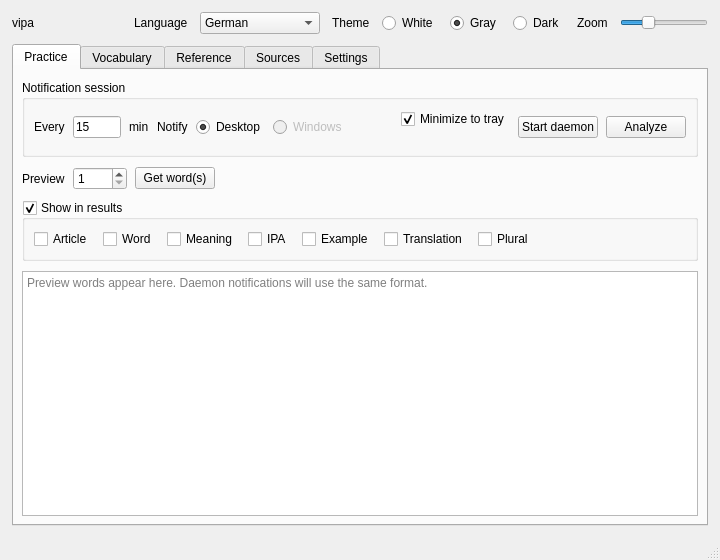
Before: the Qt Designer form ui/main_window.ui in denizisik1/silent-vocabulary, drawn with Qt 5.
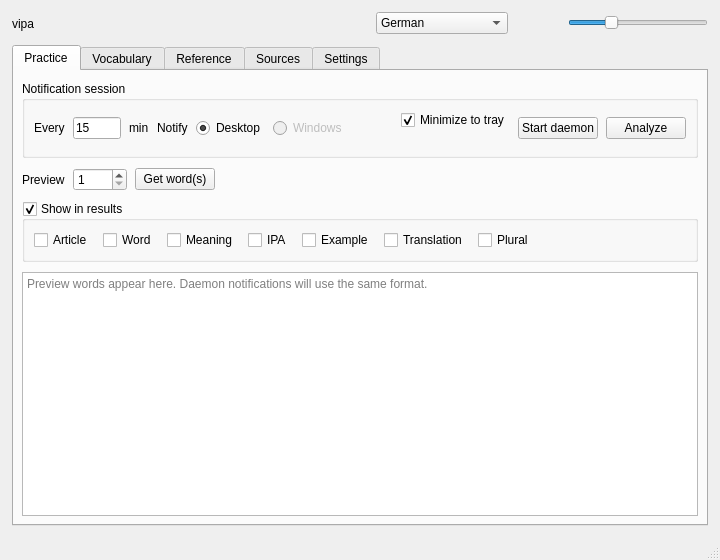
After: the same form once the commit is applied.

Commit message: feat(ui): replace theme selector and misc changes

The edit to the form file:
```diff
--- a/ui/main_window.ui
+++ b/ui/main_window.ui
@@ -40,7 +40,7 @@
      <widget class="QWidget" name="headerWidget">
       <layout class="QHBoxLayout" name="headerLayout">
        <property name="spacing">
-        <number>12</number>
+        <number>18</number>
        </property>
        <property name="leftMargin">
         <number>0</number>
@@ -74,18 +74,11 @@
          </property>
         </spacer>
        </item>
-       <item>
-        <widget class="QLabel" name="label">
-         <property name="text">
-          <string>Language</string>
-         </property>
-        </widget>
-       </item>
        <item>
         <widget class="QComboBox" name="comboBox">
          <property name="minimumSize">
           <size>
-           <width>120</width>
+           <width>132</width>
            <height>0</height>
           </size>
          </property>
@@ -97,54 +90,29 @@
         </widget>
        </item>
        <item>
-        <widget class="QLabel" name="label_theme">
-         <property name="text">
+        <widget class="QToolButton" name="toolButton_theme">
+         <property name="toolTip">
           <string>Theme</string>
          </property>
-        </widget>
-       </item>
-       <item>
-        <widget class="QRadioButton" name="radioButton_themeWhite">
          <property name="text">
-          <string>White</string>
+          <string/>
          </property>
-        </widget>
-       </item>
-       <item>
-        <widget class="QRadioButton" name="radioButton_themeGray">
-         <property name="text">
-          <string>Gray</string>
-         </property>
-         <property name="checked">
+         <property name="autoRaise">
           <bool>true</bool>
          </property>
         </widget>
        </item>
-       <item>
-        <widget class="QRadioButton" name="radioButton_themeDark">
-         <property name="text">
-          <string>Dark</string>
-         </property>
-        </widget>
-       </item>
-       <item>
-        <widget class="QLabel" name="label_7">
-         <property name="text">
-          <string>Zoom</string>
-         </property>
-        </widget>
-       </item>
        <item>
         <widget class="QSlider" name="horizontalSlider">
          <property name="minimumSize">
           <size>
-           <width>80</width>
-           <height>0</height>
+           <width>100</width>
+           <height>18</height>
           </size>
          </property>
          <property name="maximumSize">
           <size>
-           <width>120</width>
+           <width>140</width>
            <height>16777215</height>
           </size>
          </property>
```
Left out of the diff: 5 changed lines with no effect on the pictures. The commit also changes 4 other files.
